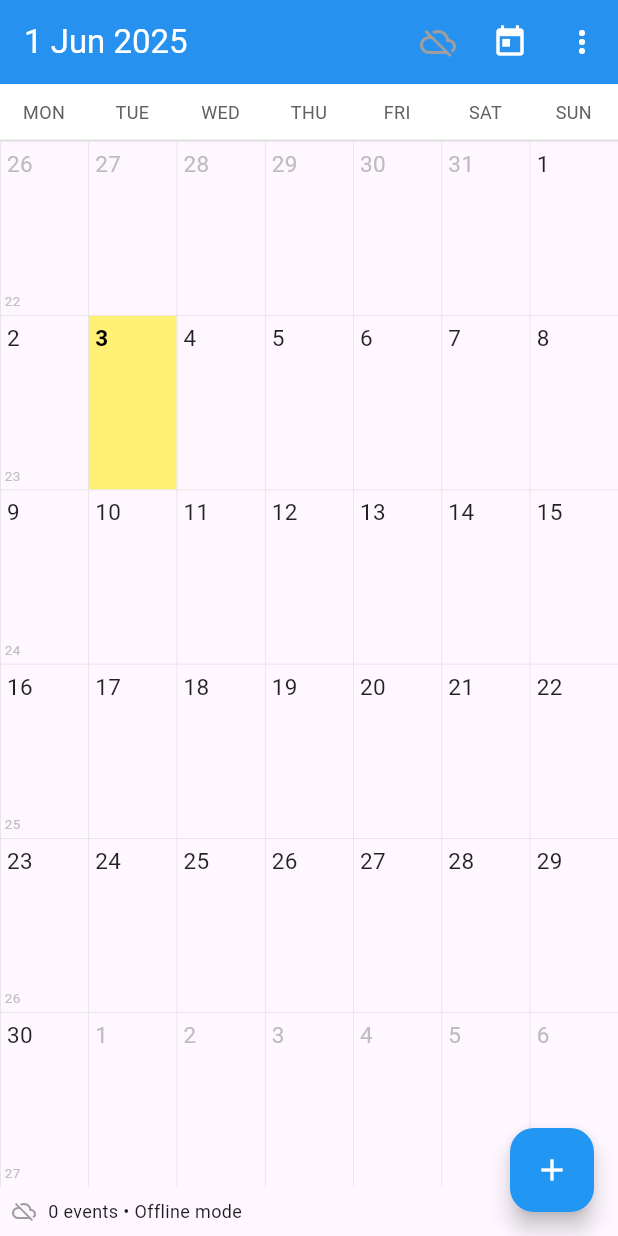
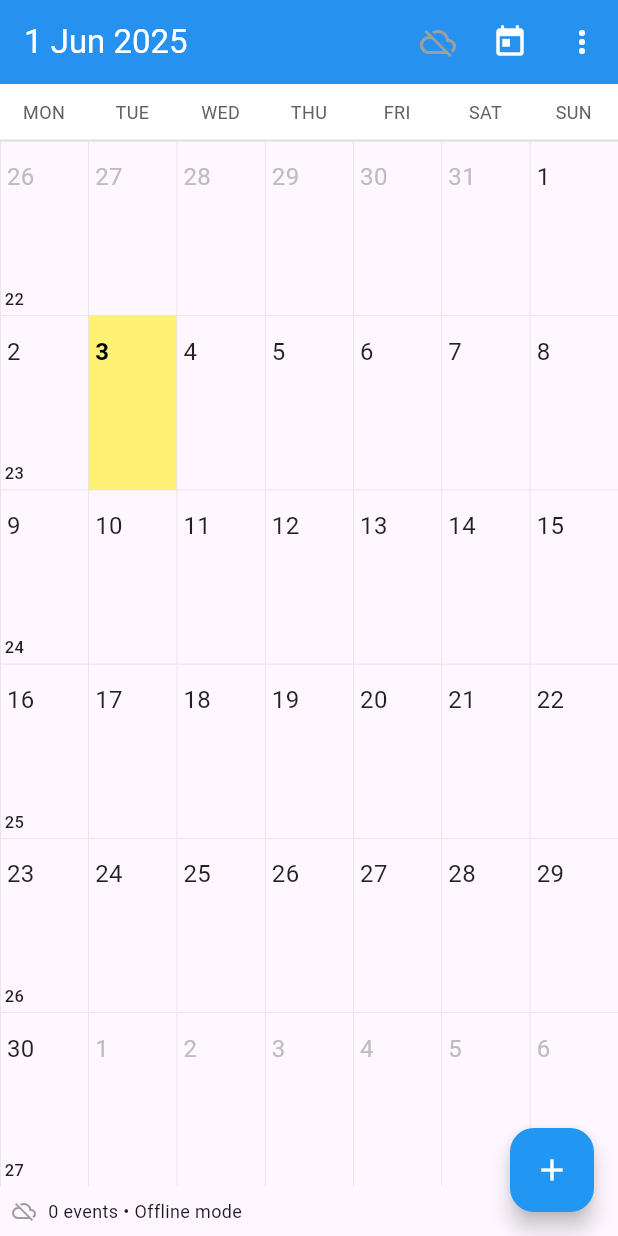
Before and after one commit to auzt/calendar_clean_architecture, a Flutter app: the screen it shows after launch, on a phone screen of 412 x 824 dp. Run offline on Flutter 3.47's test engine with Material 3 defaults, Android fonts, the phone set to English and light mode, and no system bars; our stand-ins replace connectivity_plus, dartz, dio, equatable, flutter_bloc, get_it and 4 more; missing offline and left inert: googleapis; accounts and stored records are empty.

Commit message:
Update day view

```diff
--- a/lib/features/calendar/presentation/widgets/month_view_widget.dart
+++ b/lib/features/calendar/presentation/widgets/month_view_widget.dart
@@ -40,6 +40,16 @@ class MonthViewWidget extends StatelessWidget {
   final double _fullDayEventHeight = 3.0;
   final double _minTimedEventHeight = 1.5;
 
+  // Adjusted height for full-day section:
+  // 3 bars * (3.0 height + 0.5 bottom margin) = 10.5.
+  // Plus top padding of 1.0 for the Positioned full-day section.
+  // This means the date row will start after this space.
+  final double _fixedFullDaySectionHeight = 11.5;
+  final double _arrowIconSize = 18.0;
+  final double _dateNumberFontSize = 16.0;
+  final double _weekNumberFontSize = 11.0;
+  final Color _weekNumberFontColor = Colors.black87;
+
   @override
   Widget build(BuildContext context) {
     return Column(
@@ -52,7 +62,6 @@ class MonthViewWidget extends StatelessWidget {
 
   Widget _buildWeekdayHeaders() {
     const weekdays = ['MON', 'TUE', 'WED', 'THU', 'FRI', 'SAT', 'SUN'];
-
     return Container(
       decoration: BoxDecoration(
         color: Colors.white,
@@ -105,31 +114,33 @@ class MonthViewWidget extends StatelessWidget {
                 crossAxisCount: 7,
                 childAspectRatio: calculatedAspectRatio,
               ),
-              itemCount: 42, // 6 weeks * 7 days
+              itemCount: 42,
               physics: const NeverScrollableScrollPhysics(),
               itemBuilder: (context, index) {
                 final date = _getDateForIndex(index);
                 final dayEvents = _getEventsForDate(events, date);
+                Widget cellContent = _buildDateCell(context, date, dayEvents);
 
                 if (index % 7 == 0) {
                   return Stack(
                     children: [
-                      _buildDateCell(context, date, dayEvents),
+                      cellContent,
                       Positioned(
                         left: 3,
                         bottom: 3,
                         child: Text(
                           '${_getWeekNumber(date)}',
                           style: TextStyle(
-                            fontSize: 9,
-                            color: Colors.grey.shade400,
+                            fontSize: _weekNumberFontSize,
+                            color: _weekNumberFontColor,
+                            fontWeight: FontWeight.w500,
                           ),
                         ),
                       ),
                     ],
                   );
                 }
-                return _buildDateCell(context, date, dayEvents);
+                return cellContent;
               },
             );
           },
@@ -164,7 +175,6 @@ class MonthViewWidget extends StatelessWidget {
 
     List<CalendarEvent> fullDayTypeEvents = [];
     List<CalendarEvent> timedEvents = [];
-
     bool hasEventsBeforeDisplayStart = false;
     bool hasEventsAfterDisplayEnd = false;
 
@@ -186,8 +196,6 @@ class MonthViewWidget extends StatelessWidget {
               (event.endTime.hour == _displayEndTimeHour &&
                   event.endTime.minute > 0) ||
               event.startTime.hour >= _displayEndTimeHour) {
-            // If an event ends exactly at _displayEndTimeHour:00 but started before, it's within visible part.
-            // So, only flag if it truly spills over or starts at/after _displayEndTimeHour.
             if (!(event.endTime.hour == _displayEndTimeHour &&
                 event.endTime.minute == 0 &&
                 event.startTime.hour < _displayEndTimeHour)) {
@@ -197,11 +205,6 @@ class MonthViewWidget extends StatelessWidget {
         }
       }
       timedEvents.sort((a, b) => a.startTime.compareTo(b.startTime));
-    }
-
-    Color cellBackgroundColor = Colors.transparent;
-    if (isActualToday) {
-      cellBackgroundColor = Colors.yellow.shade300;
     }
 
     return GestureDetector(
@@ -216,29 +219,34 @@ class MonthViewWidget extends StatelessWidget {
       },
       child: Container(
         decoration: BoxDecoration(
-          color: cellBackgroundColor,
+          color: isActualToday ? Colors.yellow.shade300 : Colors.transparent,
           border: Border(
             top: BorderSide(color: Colors.grey.shade300, width: 0.5),
             left: BorderSide(color: Colors.grey.shade300, width: 0.5),
           ),
         ),
+        child: Stack(
+          children: [
+            // Full Day Events Area
+            if (isCurrentMonth && fullDayTypeEvents.isNotEmpty)
+              Positioned(
+                top: 1.0, // Padding from the cell top
+                left: 2.0,
+                right: 2.0,
+                // Height is not fixed here, let Column decide based on content up to _fixedFullDaySectionHeight
                 child: Column(
+                  mainAxisSize: MainAxisSize.min,
                   crossAxisAlignment: CrossAxisAlignment.stretch,
                   children: [
-            // Full day events section (max 3)
-            if (isCurrentMonth && fullDayTypeEvents.isNotEmpty)
                     ...fullDayTypeEvents.take(_maxVisibleFullDayEvents).map(
                           (event) => Container(
                             height: _fullDayEventHeight,
-                      margin: const EdgeInsets.only(
-                          left: 2, right: 2, top: 1, bottom: 0.5),
+                            margin: const EdgeInsets.only(bottom: 0.5),
                             decoration: BoxDecoration(
                               color: event.color,
                               borderRadius: BorderRadius.circular(1.5),
-                        border: Border.all(
-                          color: Colors.white,
-                          width: 0.3,
-                        ),
+                              border:
+                                  Border.all(color: Colors.white, width: 0.3),
                               boxShadow: [
                                 BoxShadow(
                                   color: Colors.black.withOpacity(0.1),
@@ -249,12 +257,11 @@ class MonthViewWidget extends StatelessWidget {
                             ),
                           ),
                         ),
-            if (isCurrentMonth &&
-                fullDayTypeEvents.length > _maxVisibleFullDayEvents)
+                    if (fullDayTypeEvents.length > _maxVisibleFullDayEvents)
                       Container(
                         height: _fullDayEventHeight,
                         margin: const EdgeInsets.only(
-                    left: 2, right: 2, top: 0.5, bottom: 0.5),
+                            top: 0.5, bottom: 0.5), // Added top margin
                         decoration: BoxDecoration(
                           color: Colors.grey.shade500,
                           borderRadius: BorderRadius.circular(1.5),
@@ -265,26 +272,33 @@ class MonthViewWidget extends StatelessWidget {
                             style: const TextStyle(
                                 color: Colors.white,
                                 fontSize: 5,
-                      fontWeight: FontWeight.bold,
-                    ),
+                                fontWeight: FontWeight.bold),
                             overflow: TextOverflow.ellipsis,
                           ),
                         ),
                       ),
-            Expanded(
+                  ],
+                ),
+              ),
+            // Date Number and Mini Schedule Row
+            Positioned(
+              top: _fixedFullDaySectionHeight,
+              left: 0,
+              right: 0,
+              bottom: 0,
               child: Row(
                 crossAxisAlignment: CrossAxisAlignment.start,
                 children: [
-                  // Date number: Font larger, padded more from top
                   Padding(
                     padding: const EdgeInsets.only(
-                        top: 4.0,
+                        top: 0.5,
                         left: 4.0,
-                        right: 2.0), // Increased top padding
+                        right:
+                            2.0), // Reduced top padding, reduced right padding
                     child: Text(
                       '${date.day}',
                       style: TextStyle(
-                        fontSize: 15, // Increased font size
+                        fontSize: _dateNumberFontSize,
                         fontWeight: isActualToday && isCurrentMonth
                             ? FontWeight.bold
                             : FontWeight.normal,
@@ -294,39 +308,44 @@ class MonthViewWidget extends StatelessWidget {
                       ),
                     ),
                   ),
-                  // Mini schedule area
                   if (isCurrentMonth && timedEvents.isNotEmpty)
                     Expanded(
+                      child: Container(
+                        margin: const EdgeInsets.only(
+                            right: 1.5), // Ensure no overflow
                         child: LayoutBuilder(
                           builder: (context, constraints) {
                             double miniDayViewHeight = constraints.maxHeight;
-                          if (miniDayViewHeight <= 10) {
+                            if (miniDayViewHeight <= (_arrowIconSize + 1)) {
+                              // +1 for padding
                               return const SizedBox.shrink();
                             }
 
                             List<List<CalendarEvent>> eventColumns =
                                 _calculateEventLayoutForMiniView(
                                     timedEvents, _maxEventColumnsInMiniView);
-
                             List<Widget> positionedEventBlocks = [];
                             double totalWindowHours =
                                 (_displayEndTimeHour - _displayStartTimeHour)
                                     .toDouble();
+                            if (totalWindowHours <= 0) totalWindowHours = 24.0;
 
-                          if (totalWindowHours <= 0) {
-                            totalWindowHours = 24.0;
-                          }
-
-                          double drawableHeight = miniDayViewHeight - 2;
+                            double arrowSpace = (hasEventsBeforeDisplayStart ||
+                                    hasEventsAfterDisplayEnd)
+                                ? (_arrowIconSize + 0.5)
+                                : 0; // Adjusted for bottom:0
+                            double drawableHeight =
+                                miniDayViewHeight - arrowSpace;
+                            if (drawableHeight <= 0) return SizedBox.shrink();
 
                             for (int colIdx = 0;
                                 colIdx < eventColumns.length;
                                 colIdx++) {
-                            for (CalendarEvent event in eventColumns[colIdx]) {
+                              for (CalendarEvent event
+                                  in eventColumns[colIdx]) {
                                 Map<String, dynamic>? layoutInfo =
                                     event.additionalData?['layoutInfo']
                                         as Map<String, dynamic>?;
-
                                 double widthFraction =
                                     layoutInfo?['widthFraction'] ??
                                         (1.0 / eventColumns.length);
@@ -337,22 +356,20 @@ class MonthViewWidget extends StatelessWidget {
                                     event.startTime.minute / 60.0;
                                 double eventEndHour = event.endTime.hour +
                                     event.endTime.minute / 60.0;
-
-                              if (eventEndHour <= eventStartHour) {
+                                if (eventEndHour <= eventStartHour)
                                   eventEndHour = eventStartHour + 0.5;
-                              }
 
                                 double windowStartHour =
                                     _displayStartTimeHour.toDouble();
                                 double windowEndHour =
                                     _displayEndTimeHour.toDouble();
-
                                 double displayStartHour =
                                     max(eventStartHour, windowStartHour);
                                 double displayEndHour =
                                     min(eventEndHour, windowEndHour);
 
-                              if (displayEndHour <= displayStartHour) continue;
+                                if (displayEndHour <= displayStartHour)
+                                  continue;
 
                                 double relativeStart =
                                     (displayStartHour - windowStartHour) /
@@ -360,7 +377,6 @@ class MonthViewWidget extends StatelessWidget {
                                 double relativeEnd =
                                     (displayEndHour - windowStartHour) /
                                         totalWindowHours;
-
                                 double top = relativeStart * drawableHeight;
                                 double height = (relativeEnd - relativeStart) *
                                     drawableHeight;
@@ -370,13 +386,12 @@ class MonthViewWidget extends StatelessWidget {
                                   height += top;
                                   top = 0;
                                 }
-                              if (top + height > drawableHeight) {
+                                if (top + height > drawableHeight)
                                   height = drawableHeight - top;
-                              }
                                 if (height <= 0) continue;
 
                                 double totalAvailableWidth =
-                                  constraints.maxWidth - 1;
+                                    constraints.maxWidth;
                                 double eventWidth =
                                     totalAvailableWidth * widthFraction;
                                 double eventLeft = totalAvailableWidth *
@@ -386,19 +401,21 @@ class MonthViewWidget extends StatelessWidget {
                                   Positioned(
                                     top: top,
                                     left: eventLeft,
-                                  width: eventWidth - 0.5,
+                                    width: max(
+                                        0,
+                                        eventWidth -
+                                            0.5), // Ensure width is not negative
                                     height: height,
                                     child: Container(
                                       decoration: BoxDecoration(
                                         color: event.color.withOpacity(0.9),
                                         borderRadius: BorderRadius.circular(1),
                                         border: Border.all(
-                                        color: Colors.white,
-                                        width: 0.5,
-                                      ),
+                                            color: Colors.white, width: 0.5),
                                         boxShadow: [
                                           BoxShadow(
-                                          color: Colors.black.withOpacity(0.15),
+                                            color:
+                                                Colors.black.withOpacity(0.15),
                                             blurRadius: 0.5,
                                             offset: const Offset(0, 0.5),
                                           ),
@@ -409,43 +426,42 @@ class MonthViewWidget extends StatelessWidget {
                                 );
                               }
                             }
-                          // ADDED: Combined arrow indicators at the bottom
+
                             if (hasEventsBeforeDisplayStart ||
                                 hasEventsAfterDisplayEnd) {
                               positionedEventBlocks.add(
                                 Positioned(
-                                bottom: 1, // Small padding from the bottom
+                                  bottom: 0.0, // Mepet ke bawah
                                   left: 0,
                                   right: 0,
                                   child: Row(
                                     mainAxisAlignment: MainAxisAlignment.center,
                                     children: [
-                                    if (hasEventsBeforeDisplayStart) // Show up arrow only if relevant
+                                      if (hasEventsBeforeDisplayStart)
                                         Icon(Icons.arrow_drop_up,
-                                          size: 12,
+                                            size: _arrowIconSize,
                                             color: Colors.grey.shade700),
                                       if (hasEventsBeforeDisplayStart &&
-                                        hasEventsAfterDisplayEnd) // spacing if both shown
+                                          hasEventsAfterDisplayEnd)
                                         SizedBox(width: 2),
-                                    if (hasEventsAfterDisplayEnd) // Show down arrow only if relevant
+                                      if (hasEventsAfterDisplayEnd)
                                         Icon(Icons.arrow_drop_down,
-                                          size: 12,
+                                            size: _arrowIconSize,
                                             color: Colors.grey.shade700),
                                     ],
                                   ),
                                 ),
                               );
                             }
-
                             return Container(
                               margin: const EdgeInsets.only(
-                                top: 1, right: 1, bottom: 1),
+                                  top: 0.5,
+                                  bottom: 0.5), // Minor vertical margin
                               width: double.infinity,
-                            child: Stack(
-                              children: positionedEventBlocks,
-                            ),
+                              child: Stack(children: positionedEventBlocks),
                             );
                           },
+                        ),
                       ),
                     )
                   else
@@ -462,16 +478,13 @@ class MonthViewWidget extends StatelessWidget {
   List<List<CalendarEvent>> _calculateEventLayoutForMiniView(
       List<CalendarEvent> events, int maxColumns) {
     if (events.isEmpty) return [];
-
     List<CalendarEvent> sortedEvents = List.from(events)
       ..sort((a, b) => a.startTime.compareTo(b.startTime));
-
     List<EventGroup> eventGroups = _groupOverlappingEvents(sortedEvents);
     List<List<CalendarEvent>> finalColumns = [];
 
     for (EventGroup group in eventGroups) {
       List<List<CalendarEvent>> groupColumns = [];
-
       for (CalendarEvent event in group.events) {
         bool placed = false;
         for (int i = 0; i < groupColumns.length; i++) {
@@ -488,12 +501,11 @@ class MonthViewWidget extends StatelessWidget {
             break;
           }
         }
-        if (!placed) {
-          groupColumns.add([event]);
-        }
+        if (!placed) groupColumns.add([event]);
       }
 
-      double widthFraction = 1.0 / groupColumns.length;
+      double widthFraction =
+          groupColumns.isEmpty ? 1.0 : 1.0 / groupColumns.length;
       for (int i = 0; i < groupColumns.length; i++) {
         for (CalendarEvent event in groupColumns[i]) {
           Map<String, dynamic> layoutInfo = {
@@ -509,9 +521,7 @@ class MonthViewWidget extends StatelessWidget {
               'layoutInfo': layoutInfo
             },
           );
-          if (finalColumns.length <= i) {
-            finalColumns.add([]);
-          }
+          if (finalColumns.length <= i) finalColumns.add([]);
           finalColumns[i].add(updatedEvent);
         }
       }
@@ -527,12 +537,10 @@ class MonthViewWidget extends StatelessWidget {
         if (event.startTime.isBefore(group.endTime) &&
             event.endTime.isAfter(group.startTime)) {
           group.events.add(event);
-          if (event.startTime.isBefore(group.startTime)) {
+          if (event.startTime.isBefore(group.startTime))
             group.startTime = event.startTime;
-          }
-          if (event.endTime.isAfter(group.endTime)) {
+          if (event.endTime.isAfter(group.endTime))
             group.endTime = event.endTime;
-          }
           addedToGroup = true;
           break;
         }
@@ -549,11 +557,8 @@ class MonthViewWidget extends StatelessWidget {
   }
 
   bool _eventsOverlap(CalendarEvent event1, CalendarEvent event2) {
-    DateTime start1 = event1.startTime;
-    DateTime end1 = event1.endTime;
-    DateTime start2 = event2.startTime;
-    DateTime end2 = event2.endTime;
-    return start1.isBefore(end2) && start2.isBefore(end1);
+    return event1.startTime.isBefore(event2.endTime) &&
+        event2.startTime.isBefore(event1.endTime);
   }
 
   int _getWeekNumber(DateTime date) {
@@ -570,15 +575,12 @@ class MonthViewWidget extends StatelessWidget {
   void _showEventPreviewPopup(
       BuildContext context, DateTime date, List<CalendarEvent> events) {
     if (events.isEmpty) return;
-
     events.sort((a, b) => a.startTime.compareTo(b.startTime));
-
     showDialog(
       context: context,
       builder: (BuildContext context) {
         return AlertDialog(
-          title: Row(
-            children: [
+          title: Row(children: [
             Icon(Icons.calendar_today, color: Colors.blue, size: 20),
             const SizedBox(width: 8),
             Expanded(
@@ -587,8 +589,7 @@ class MonthViewWidget extends StatelessWidget {
                 style: const TextStyle(fontSize: 16),
               ),
             ),
-            ],
-          ),
+          ]),
           contentPadding: const EdgeInsets.fromLTRB(12.0, 16.0, 12.0, 8.0),
           content: SizedBox(
             width: double.maxFinite,
@@ -603,7 +604,6 @@ class MonthViewWidget extends StatelessWidget {
                         event.endTime.hour == 23 &&
                         event.endTime.minute == 59 &&
                         AppDateUtils.isSameDay(event.startTime, event.endTime));
-
                 return Card(
                   elevation: 1.0,
                   margin: const EdgeInsets.symmetric(vertical: 3.0),
@@ -614,15 +614,11 @@ class MonthViewWidget extends StatelessWidget {
                       width: 12,
                       height: 12,
                       decoration: BoxDecoration(
-                        color: event.color,
-                        shape: BoxShape.circle,
+                          color: event.color, shape: BoxShape.circle),
                     ),
-                    ),
-                    title: Text(
-                      event.title,
+                    title: Text(event.title,
                         style: const TextStyle(
-                          fontWeight: FontWeight.w500, fontSize: 14),
-                    ),
+                            fontWeight: FontWeight.w500, fontSize: 14)),
                     subtitle: Text(
                       isFullDay
                           ? "Sepanjang hari"
@@ -646,16 +642,12 @@ class MonthViewWidget extends StatelessWidget {
                 Navigator.push(
                     context,
                     MaterialPageRoute(
-                    builder: (context) => DayViewPage(initialDate: date),
-                  ),
-                );
+                        builder: (context) => DayViewPage(initialDate: date)));
               },
             ),
             TextButton(
               child: const Text("Tutup"),
-              onPressed: () {
-                Navigator.of(context).pop();
-              },
+              onPressed: () => Navigator.of(context).pop(),
             ),
           ],
         );
```
Lines whose indentation alone changed are shown as unchanged.
